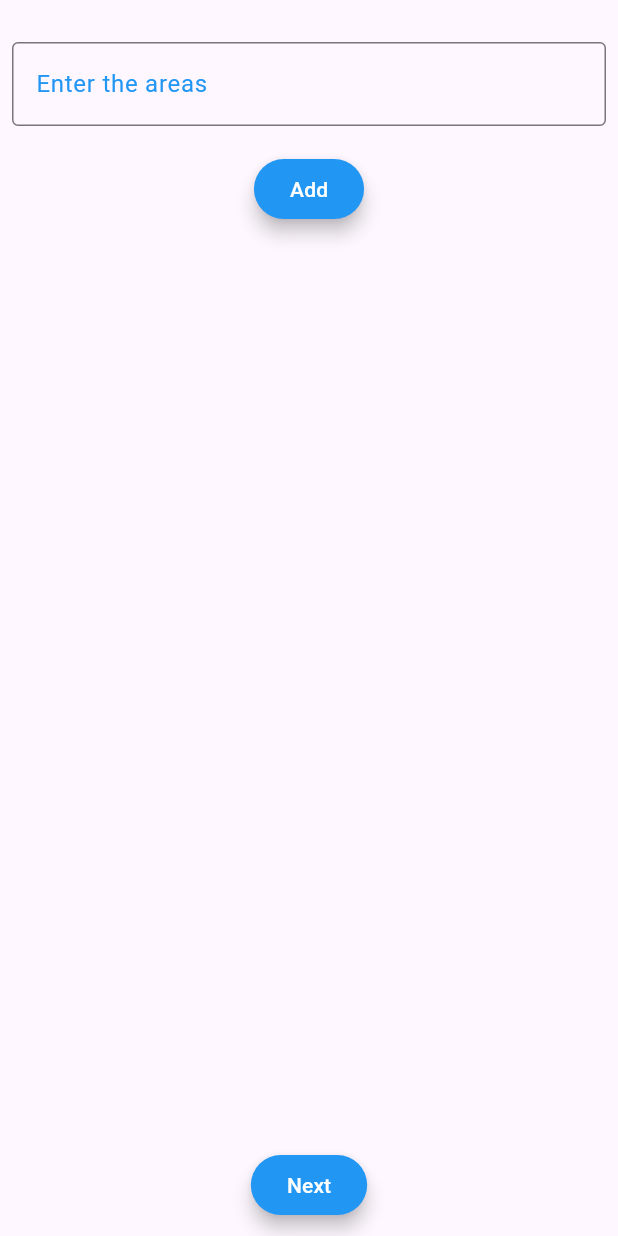
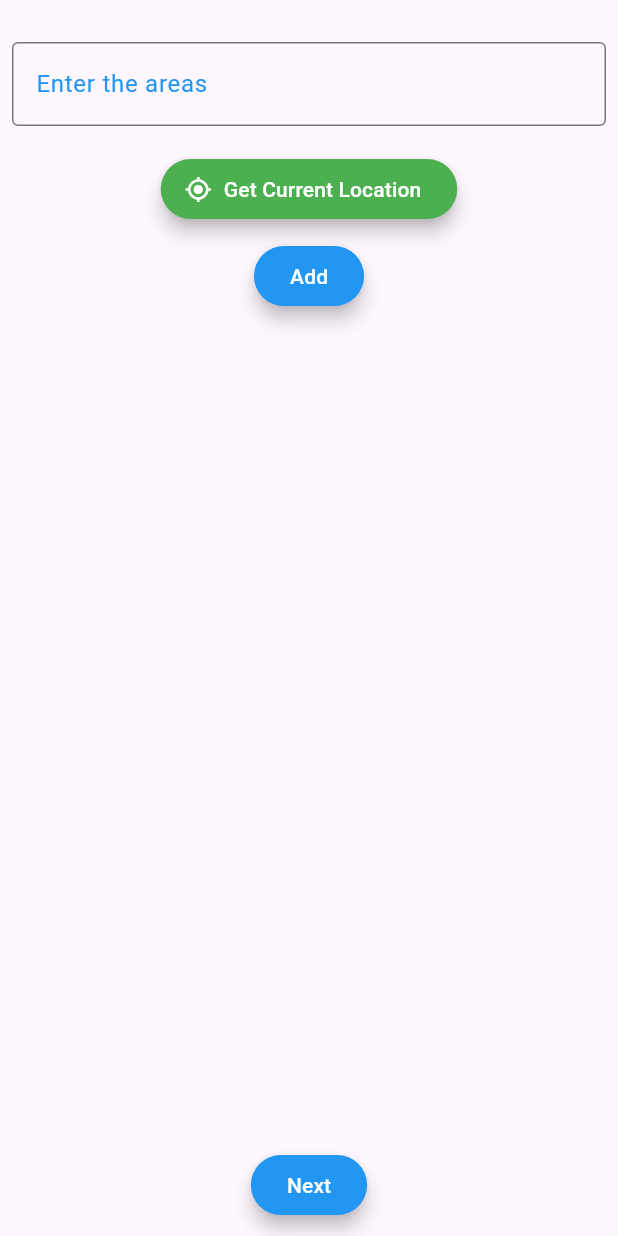
Before and after one commit to Samy-Hisham/car_gas_calculator, a Flutter app: the AreaName screen opened directly with empty values, on a phone screen of 412 x 824 dp. Run offline on Flutter 3.47's test engine with Material 3 defaults, Android fonts, the phone set to English and light mode, and no system bars; our stand-ins replace fluttertoast, geocoding, geolocator, get.

Commit message:
refactoring - UI changes

```diff
--- a/lib/area_name.dart
+++ b/lib/area_name.dart
@@ -1,14 +1,71 @@
 import 'package:car_gas_calculator/result_page.dart';
 import 'package:flutter/material.dart';
 import 'package:fluttertoast/fluttertoast.dart';
+import 'package:geocoding/geocoding.dart'; // Reverse geocoding to get address
+import 'package:geolocator/geolocator.dart'; // Location services
 import 'package:get/get.dart';
 
 class AreaName extends StatelessWidget {
   AreaName({super.key});
 
   final locationController = TextEditingController();
+  var locationList = <String>[].obs;
 
-  var locationList = <String>[].obs;
+  // Method to get the current location and translate it to a human-readable address
+  Future<void> _getCurrentLocation() async {
+    bool serviceEnabled;
+    LocationPermission permission;
+
+    // Check if location services are enabled
+    serviceEnabled = await Geolocator.isLocationServiceEnabled();
+    if (!serviceEnabled) {
+      Fluttertoast.showToast(
+        msg: 'Location services are disabled. Please enable them.',
+        backgroundColor: Colors.red,
+      );
+      return;
+    }
+
+    // Check for location permissions
+    permission = await Geolocator.checkPermission();
+    if (permission == LocationPermission.denied) {
+      permission = await Geolocator.requestPermission();
+      if (permission == LocationPermission.denied) {
+        Fluttertoast.showToast(
+          msg: 'Location permission denied.',
+          backgroundColor: Colors.red,
+        );
+        return;
+      }
+    }
+
+    if (permission == LocationPermission.deniedForever) {
+      Fluttertoast.showToast(
+        msg:
+            'Location permissions are permanently denied. Please enable them in settings.',
+        backgroundColor: Colors.red,
+      );
+      return;
+    }
+
+    // Get the current position
+    Position position = await Geolocator.getCurrentPosition(
+      desiredAccuracy: LocationAccuracy.high,
+    );
+
+    // Convert coordinates to a human-readable address (reverse geocoding)
+    List<Placemark> placemarks = await placemarkFromCoordinates(
+      position.latitude,
+      position.longitude,
+    );
+
+    // Get the first Placemark which contains the location details
+    Placemark place = placemarks[0];
+    String currentLocation = '${place.locality}';
+
+    // Display the current location in the text field
+    locationController.text = currentLocation;
+  }
 
   @override
   Widget build(BuildContext context) {
@@ -20,9 +77,7 @@ class AreaName extends StatelessWidget {
       body: SafeArea(
         child: Column(
           children: [
-            const SizedBox(
-              height: 20,
-            ),
+            const SizedBox(height: 20),
             Padding(
               padding: const EdgeInsets.all(8.0),
               child: TextField(
@@ -41,23 +96,36 @@ class AreaName extends StatelessWidget {
                 ),
               ),
             ),
-            const SizedBox(
-              height: 10,
+            const SizedBox(height: 10),
+
+            // Button to get the current location
+            ElevatedButton.icon(
+              onPressed: _getCurrentLocation,
+              icon: const Icon(Icons.my_location),
+              label: const Text('Get Current Location'),
+              style: ElevatedButton.styleFrom(
+                backgroundColor: Colors.green,
+                foregroundColor: Colors.white,
+                elevation: 5,
               ),
+            ),
+
+            const SizedBox(height: 10),
+
             ElevatedButton(
               onPressed: () {
                 if (locationController.text.isEmpty) {
                   Fluttertoast.showToast(
-                        msg: 'add location',
+                    msg: 'Add location',
                     toastLength: Toast.LENGTH_LONG,
                     gravity: ToastGravity.BOTTOM,
                     backgroundColor: Colors.red,
                     textColor: Colors.white,
-                        fontSize: 14.0);
+                    fontSize: 14.0,
+                  );
                 } else {
                   locationList.add(locationController.text);
                   locationController.clear();
-                    // print('$locationList');
                 }
               },
               style: ElevatedButton.styleFrom(
@@ -65,44 +133,58 @@ class AreaName extends StatelessWidget {
                 foregroundColor: Colors.white,
                 elevation: 5,
               ),
-                child: const Text('Add')),
+              child: const Text('Add'),
+            ),
             Expanded(
-              child: Obx(
-                () {
+              child: Obx(() {
                 return Padding(
                   padding: const EdgeInsets.fromLTRB(0, 10, 0, 0),
-                    child: ListView.builder(
-                      itemCount: locationList.length,
-                      itemBuilder: (ctr, index) => Card(
+                  child: ReorderableListView(
+                    onReorder: (int oldIndex, int newIndex) {
+                      if (newIndex > oldIndex) {
+                        newIndex -= 1;
+                      }
+                      final item = locationList.removeAt(oldIndex);
+                      locationList.insert(newIndex, item);
+                    },
+                    children: [
+                      for (int index = 0; index < locationList.length; index++)
+                        Card(
+                          key: ValueKey(index), // Unique key for each item
                           elevation: 5,
                           shape: RoundedRectangleBorder(
-                          side: const BorderSide(color: Colors.blue, width: 1),
+                            side:
+                                const BorderSide(color: Colors.blue, width: 1),
                             borderRadius: BorderRadius.circular(5),
                           ),
                           margin: const EdgeInsets.symmetric(
                               vertical: 5, horizontal: 10),
                           child: ListTile(
                             title: Text(locationList[index]),
-                          trailing: IconButton(
+                            trailing: Row(
+                              mainAxisSize: MainAxisSize.min,
+                              children: [
+                                IconButton(
                                   onPressed: () {
-                              locationList.remove(locationList[index]);
+                                    locationList.removeAt(index);
                                   },
                                   icon: const Icon(Icons.remove),
                                   color: Colors.red,
                                 ),
+                                const Icon(
+                                    Icons.drag_handle_sharp), // Reordering icon
+                              ],
                             ),
                           ),
                         ),
+                    ],
+                  ),
                 );
-                },
+              }),
             ),
-            ),
-            const SizedBox(
-              height: 10,
-            ),
+            const SizedBox(height: 10),
             ElevatedButton(
               onPressed: () {
-                // Ensure that locationList is never null
                 if (locationList.isEmpty) {
                   Fluttertoast.showToast(
                     msg: 'Please add at least one location',
@@ -119,7 +201,6 @@ class AreaName extends StatelessWidget {
                       carType: carType,
                       fuelType: fuelType,
                     ),
-                    // arguments: {'data': data, 'locations': locationList},
                   );
                 }
               },
@@ -130,9 +211,7 @@ class AreaName extends StatelessWidget {
               ),
               child: const Text('Next'),
             ),
-            const SizedBox(
-              height: 10,
-            ),
+            const SizedBox(height: 10),
           ],
         ),
       ),
--- a/lib/result_page.dart
+++ b/lib/result_page.dart
@@ -23,9 +23,9 @@ class ResultPage extends StatefulWidget {
 class _ResultPageState extends State<ResultPage> {
   final RxList<double> distances = <double>[].obs;
 
-  double fuelConsumptionPerKm = 0.0;
+  late double fuelConsumptionPerKm;
 
-  double fuelPricePerLiter = 0.0;
+  late double fuelPricePerLiter;
 
   @override
   void initState() {
@@ -45,7 +45,7 @@ class _ResultPageState extends State<ResultPage> {
         fuelConsumptionPerKm = 8.0 / 100;
         break;
       case "Mercedes":
-        fuelConsumptionPerKm = 12.0 / 100; W
+        fuelConsumptionPerKm = 12.0 / 100;
         break;
       default:
         fuelConsumptionPerKm =
```
Lines whose indentation alone changed are shown as unchanged.
